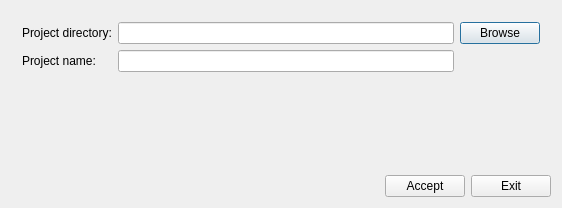
Above: Interface/createnewproject.ui from TimeToStop/QtBrowser before the change. Below: the same form after it.
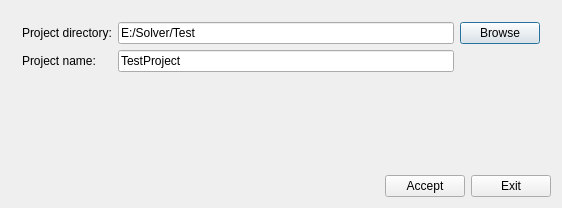
That is the form after the change.

```diff
--- a/Interface/createnewproject.ui
+++ b/Interface/createnewproject.ui
@@ -28,7 +28,11 @@
         <item>
          <layout class="QGridLayout" name="gridLayout">
           <item row="1" column="1">
-           <widget class="QLineEdit" name="project_name"/>
+           <widget class="QLineEdit" name="project_name">
+            <property name="text">
+             <string>TestProject</string>
+            </property>
+           </widget>
           </item>
           <item row="1" column="0">
            <widget class="QLabel" name="label_2">
@@ -45,7 +49,11 @@
            </widget>
           </item>
           <item row="0" column="1">
-           <widget class="QLineEdit" name="project_dir"/>
+           <widget class="QLineEdit" name="project_dir">
+            <property name="text">
+             <string>E:/Solver/Test</string>
+            </property>
+           </widget>
           </item>
           <item row="2" column="1">
            <spacer name="verticalSpacer">
```
